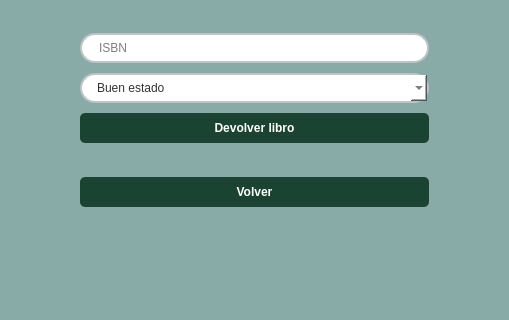
Before: the Qt Designer form src/vista/Ui/VistaDevolverLibro.ui in ivantm1/proyecto-software, drawn with Qt 5; both pictures show x 279 to 788 and y 328 to 648 of the 1067 by 895 pixel window.
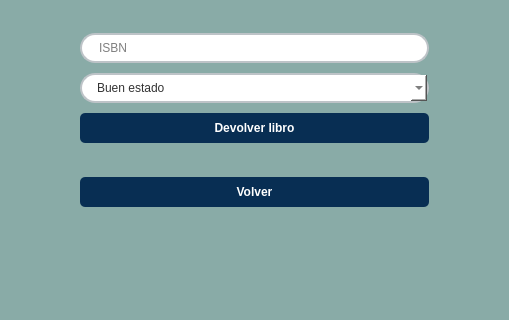
After: the same form once the commit is applied.

Commit message: Todas las vistas cambiadas

What changed in the file:
```diff
--- a/src/vista/Ui/VistaDevolverLibro.ui
+++ b/src/vista/Ui/VistaDevolverLibro.ui
@@ -130,9 +130,9 @@
       <widget class="QPushButton" name="boton_devolver">
        <property name="styleSheet">
         <string notr="true">QPushButton {
-    background-color: #1B4332; 
-    color: white; 
-    border-radius: 5px;  
+    background-color: #082e53; 
+    color: white;  
+    border-radius: 5px; 
     padding: 8px;  
     font-weight: bold;
 }
@@ -161,9 +161,9 @@
       <widget class="QPushButton" name="boton_volver">
        <property name="styleSheet">
         <string notr="true">QPushButton {
-    background-color: #1B4332; 
-    color: white; 
-    border-radius: 5px;  
+    background-color: #082e53; 
+    color: white;  
+    border-radius: 5px; 
     padding: 8px;  
     font-weight: bold;
 }
```
Left out of the diff: 8 changed lines with no effect on the pictures. The commit also changes 9 other files.
